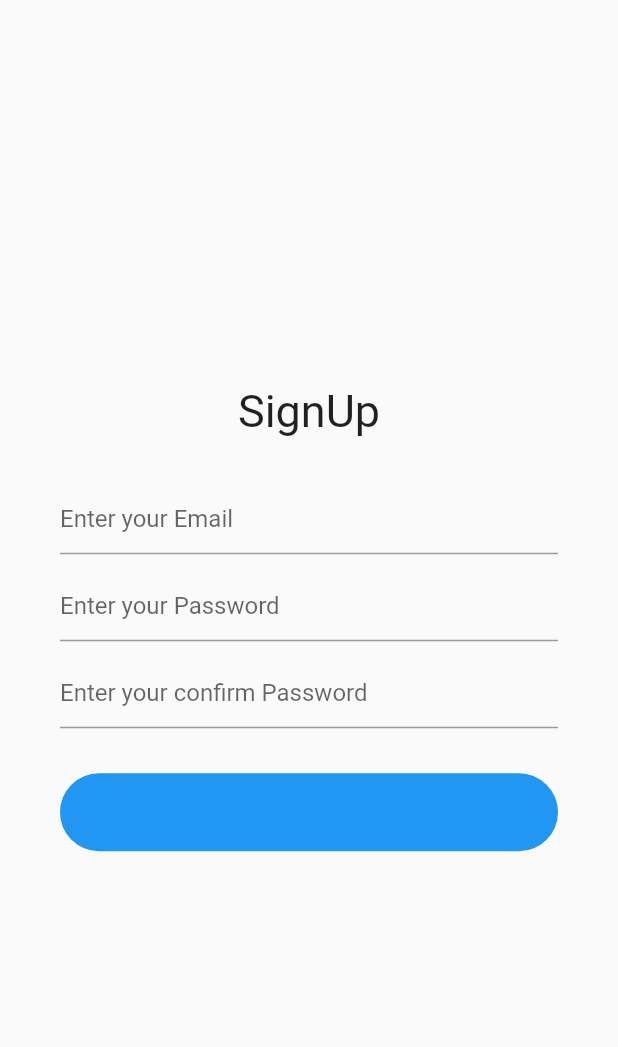
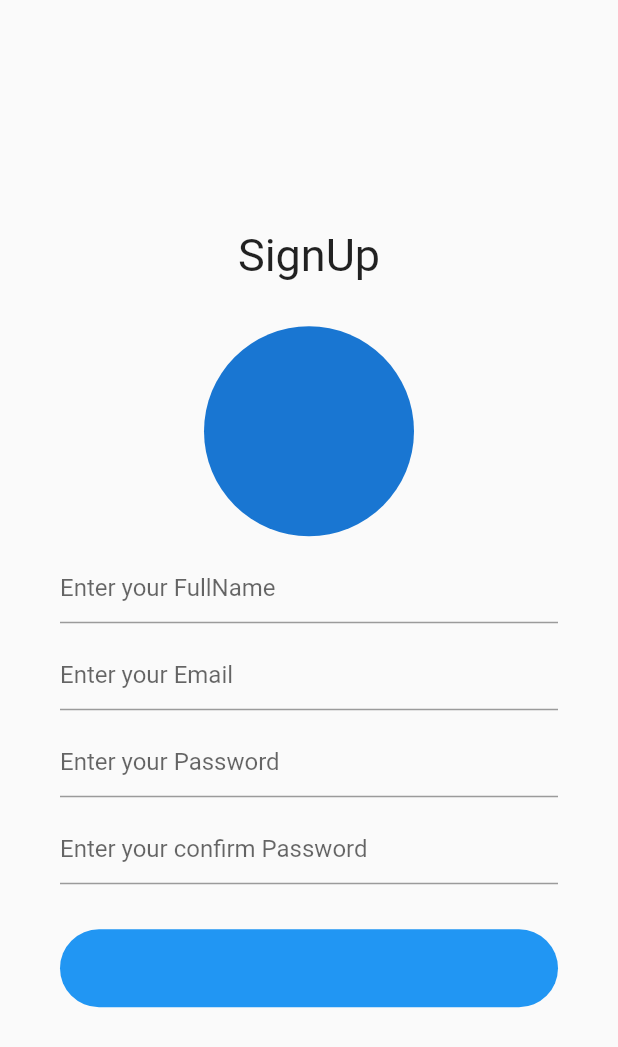
Before and after one commit to pradip-sojitra/chat_app, a Flutter app: the screen it shows after launch, on a phone screen of 412 x 824 dp. Shown: the top 1047 px of the screen. Run offline on Flutter 3.47's test engine with Material 2 defaults, Android fonts, the phone set to English and light mode, and no system bars.

Commit message:
ui complete

```diff
--- a/lib/screens/signup_screen.dart
+++ b/lib/screens/signup_screen.dart
@@ -25,6 +25,18 @@ class _SignUpScreenState extends State<SignUpScreen> {
                   style: TextStyle(fontSize: 30),
                 ),
                 const SizedBox(height: 30),
+                InkWell(
+                  child: CircleAvatar(
+                    radius: 70,
+                  ),
+                ),
+                const SizedBox(height: 10),
+
+                TextFormField(
+                  textInputAction: TextInputAction.next,
+                  decoration: InputDecoration(hintText: "Enter your FullName"),
+                ),
+                const SizedBox(height: 10),
                 TextFormField(
                   textInputAction: TextInputAction.next,
                   decoration: InputDecoration(hintText: "Enter your Email"),
```
